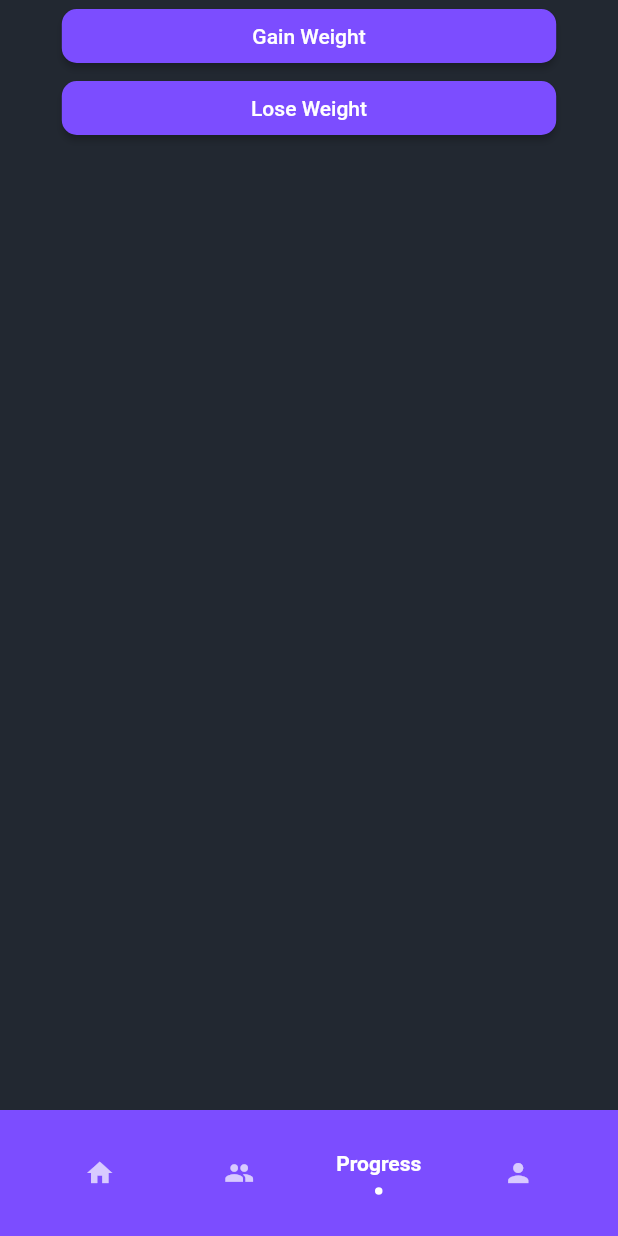
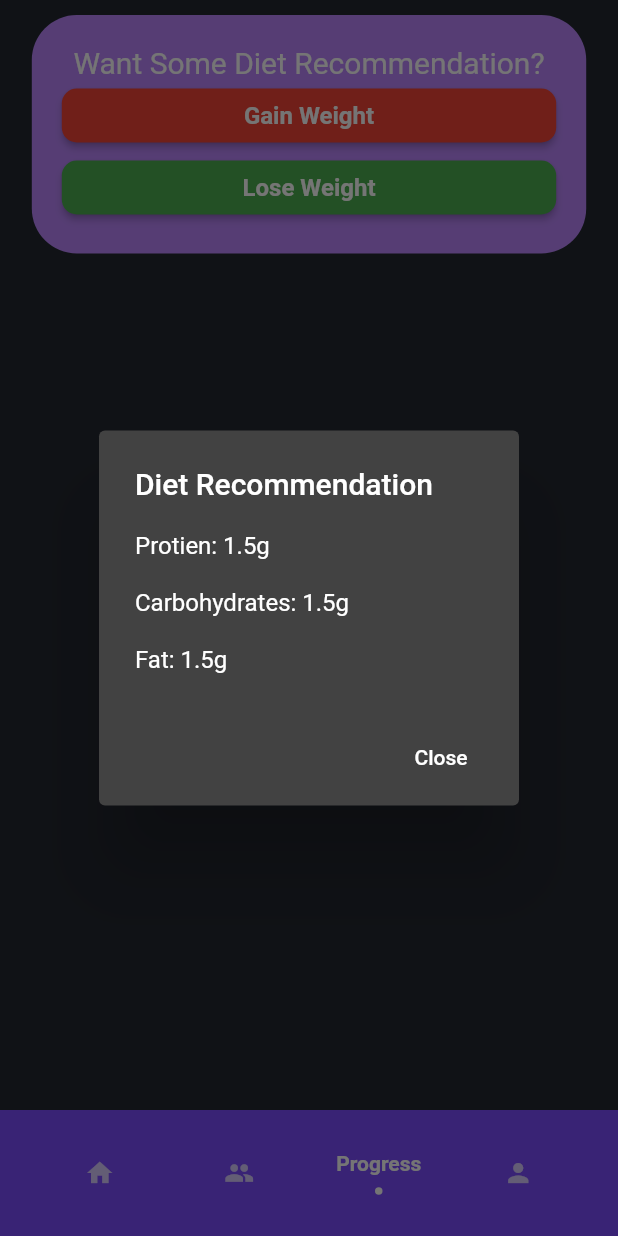
Before and after one commit to usamaTheFirst/sehatmand, a Flutter app: the screen it shows once a user with an empty profile is signed in, item 3 of the bottom bar chosen, after a tap on "Gain Weight", on a phone screen of 412 x 824 dp. Run offline on Flutter 3.47's test engine with Material 2 defaults, Android fonts, the light colour scheme and no system bars; drawn by our look-alikes of flashy_tab_bar2; our stand-ins replace cached_network_image, cloud_firestore, firebase_auth, firebase_core, firebase_storage, flutter_form_builder and 14 more; accounts and stored records are empty; network calls fail.

Commit message:
fixed exercise widget, added meal menu

```diff
--- a/lib/main.dart
+++ b/lib/main.dart
@@ -42,14 +42,16 @@ class MyApp extends StatefulWidget {
 
 class _MyAppState extends State<MyApp> {
   bool isFirstTime = true;
-  bool? isRegistered;
+  bool isRegistered = false;
   checkIfRegisteredOrNot() async {
     if (isFirstTime && mounted) {
       final id = FirebaseAuth.instance.currentUser!.uid;
+      print(id);
       DocumentSnapshot ds =
           await FirebaseFirestore.instance.collection("users").doc(id).get();
       setState(() {
         isRegistered = ds.exists;
+
         isFirstTime = false;
       });
     }
@@ -83,6 +85,7 @@ class _MyAppState extends State<MyApp> {
             });
 
             if (isRegistered != null) {
+              print("isRegistered: $isRegistered");
               return isRegistered! ? MainScreen() : const FormScreen();
             } else {
               print("isRegistered is null");
--- a/lib/screens/past_exercises_screen.dart
+++ b/lib/screens/past_exercises_screen.dart
@@ -11,21 +11,80 @@ class PastExercisesScreen extends StatelessWidget {
         body: SafeArea(
       child: Column(
         children: [
-          MaterialButton(
-            onPressed: () {},
-            shape:
-                RoundedRectangleBorder(borderRadius: BorderRadius.circular(10)),
-            minWidth: MediaQuery.of(context).size.width * 0.8,
-            child: Text("Gain Weight"),
-            color: Theme.of(context).colorScheme.secondary,
-          ),
-          MaterialButton(
-            onPressed: () {},
-            shape:
-                RoundedRectangleBorder(borderRadius: BorderRadius.circular(10)),
-            minWidth: MediaQuery.of(context).size.width * 0.8,
-            child: Text("Lose Weight"),
-            color: Theme.of(context).colorScheme.secondary,
+          Container(
+            margin: EdgeInsets.only(top: 10),
+            padding: EdgeInsets.all(20),
+            decoration: BoxDecoration(
+              color: Theme.of(context).colorScheme.primary,
+              borderRadius: BorderRadius.all(
+                Radius.circular(30),
+              ),
+            ),
+            child: Column(
+              mainAxisSize: MainAxisSize.min,
+              children: [
+                Text("Want Some Diet Recommendation?",
+                    style: TextStyle(fontSize: 20)),
+                MaterialButton(
+                  onPressed: () {
+                    showDialog(
+                        context: context,
+                        builder: (context) {
+                          return AlertDialog(
+                            title: Text("Diet Recommendation"),
+                            content: Text(
+                                "Protien: 1.5g\n\nCarbohydrates: 1.5g\n\nFat: 1.5g"),
+                            actions: [
+                              FlatButton(
+                                child: Text("Close"),
+                                onPressed: () {
+                                  Navigator.of(context).pop();
+                                },
+                              )
+                            ],
+                          );
+                        });
+                  },
+                  shape: RoundedRectangleBorder(
+                      borderRadius: BorderRadius.circular(10)),
+                  minWidth: MediaQuery.of(context).size.width * 0.8,
+                  child: Text(
+                    "Gain Weight",
+                    style: TextStyle(fontWeight: FontWeight.bold, fontSize: 16),
+                  ),
+                  color: Colors.red,
+                ),
+                MaterialButton(
+                  onPressed: () {
+                    showDialog(
+                        context: context,
+                        builder: (context) {
+                          return AlertDialog(
+                            title: Text("Diet Recommendation"),
+                            content: Text(
+                                "Salad: 1.5g\n\nCarrot: 1.5g\n\nTomato: 1.5g"),
+                            actions: [
+                              FlatButton(
+                                child: Text("Close"),
+                                onPressed: () {
+                                  Navigator.of(context).pop();
+                                },
+                              )
+                            ],
+                          );
+                        });
+                  },
+                  shape: RoundedRectangleBorder(
+                      borderRadius: BorderRadius.circular(10)),
+                  minWidth: MediaQuery.of(context).size.width * 0.8,
+                  child: Text(
+                    "Lose Weight",
+                    style: TextStyle(fontWeight: FontWeight.bold, fontSize: 16),
+                  ),
+                  color: Colors.green,
+                ),
+              ],
+            ),
           ),
           Flexible(
             child: FutureBuilder(
--- a/lib/widgets/exercise_widget.dart
+++ b/lib/widgets/exercise_widget.dart
@@ -19,7 +19,7 @@ class ExerciseWidget extends StatelessWidget {
   @override
   Widget build(BuildContext context) {
     return Container(
-      height: 160,
+      height: 180,
       width: double.infinity,
       margin: const EdgeInsets.all(8),
       padding: const EdgeInsets.all(8),
@@ -76,9 +76,16 @@ class ExerciseWidget extends StatelessWidget {
                   ],
                 ),
                 SizedBox(height: 10),
-                Text(
-                  description,
-                  style: TextStyle(fontSize: 13, color: Colors.green),
+                Expanded(
+                  child: SingleChildScrollView(
+                    child: Text(
+                      description,
+                      style: TextStyle(
+                        fontSize: 16,
+                      ),
+                      softWrap: true,
+                    ),
+                  ),
                 ),
               ],
             ),
```
Also changed, not shown: lib/pages/profile.dart (+13 -8 lines), lib/screens/home_screen.dart (+67 -4 lines), lib/widgets/bmr_widget.dart (added, +74 -0 lines).
